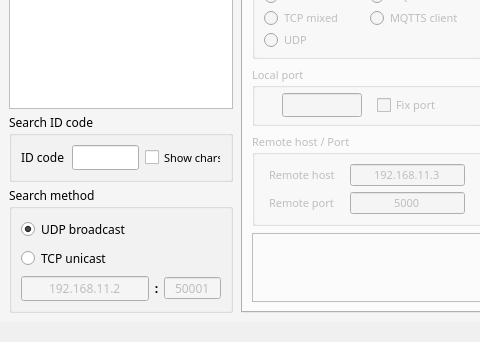
First picture: the form in gui/wizconfig_gui.ui, repository Wiznet/WIZnet-S2E-Tool-GUI, before the edit; both pictures show x 0 to 480 and y 532 to 874 of the 950 by 874 pixel window.
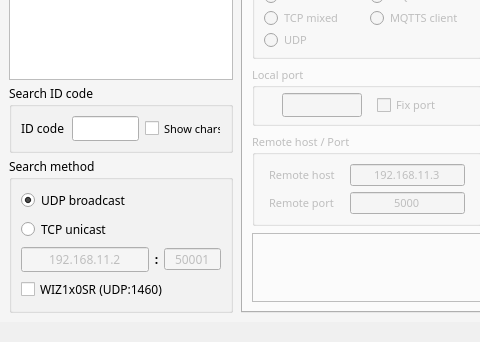
Second picture: the form after the edit. Icons and pictures are not drawn.

Diff of the .ui file:
```diff
--- a/gui/wizconfig_gui.ui
+++ b/gui/wizconfig_gui.ui
@@ -587,6 +587,28 @@
                </item>
               </layout>
              </item>
+             <item row="2" column="0">
+              <widget class="QCheckBox" name="chk_wiz1x0_search">
+               <property name="minimumSize">
+                <size>
+                 <width>150</width>
+                 <height>22</height>
+                </size>
+               </property>
+               <property name="font">
+                <font>
+                 <family>맑은 고딕</family>
+                 <pointsize>9</pointsize>
+                </font>
+               </property>
+               <property name="text">
+                <string>WIZ1x0SR (UDP:1460)</string>
+               </property>
+               <property name="checked">
+                <bool>false</bool>
+               </property>
+              </widget>
+             </item>
             </layout>
            </widget>
           </item>
```
